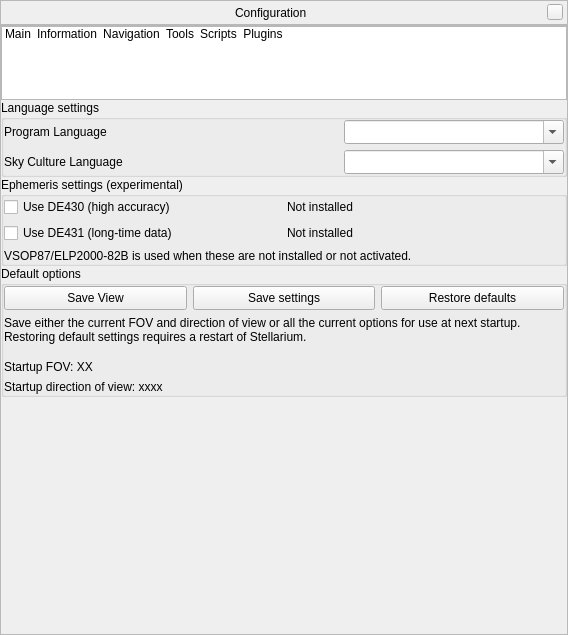
This is src/gui/configurationDialog.ui in 519984307/stellarium_src as Qt 5 draws it before an edit. The edited form follows.
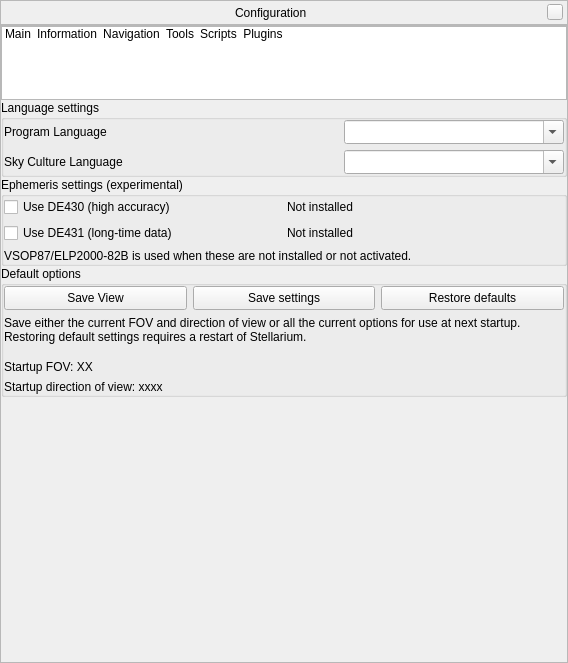
This is the edited form. Icons and pictures are not drawn. Custom widgets are drawn as their Qt base class.

Commit message: Fixed behaviour of Velocity checkbox

Patch:
```diff
--- a/src/gui/configurationDialog.ui
+++ b/src/gui/configurationDialog.ui
@@ -7,7 +7,7 @@
     <x>0</x>
     <y>0</y>
     <width>568</width>
-    <height>635</height>
+    <height>663</height>
    </rect>
   </property>
   <layout class="QVBoxLayout">
```
Left out of the diff: 3 changed lines with no effect on the pictures.
